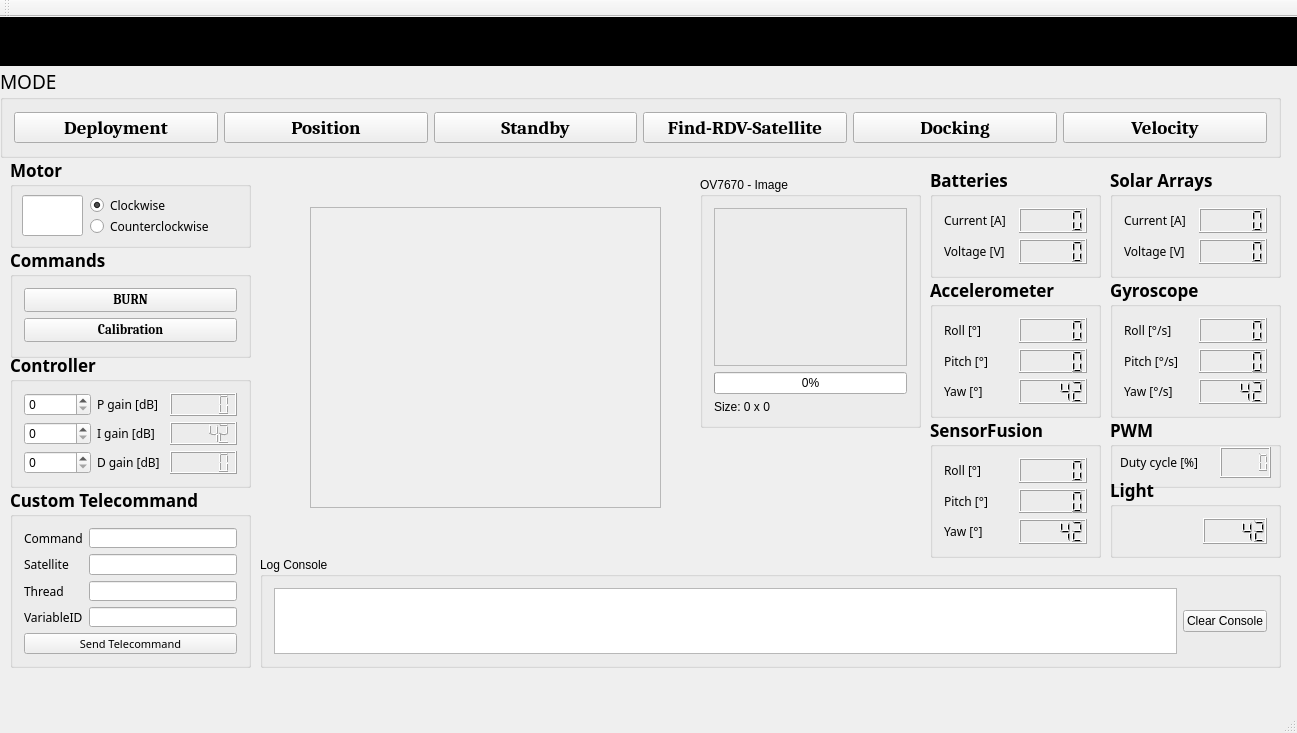
First picture: the form in groundstation.ui, repository Angele-/FloatSat_GroundStation, before the edit.
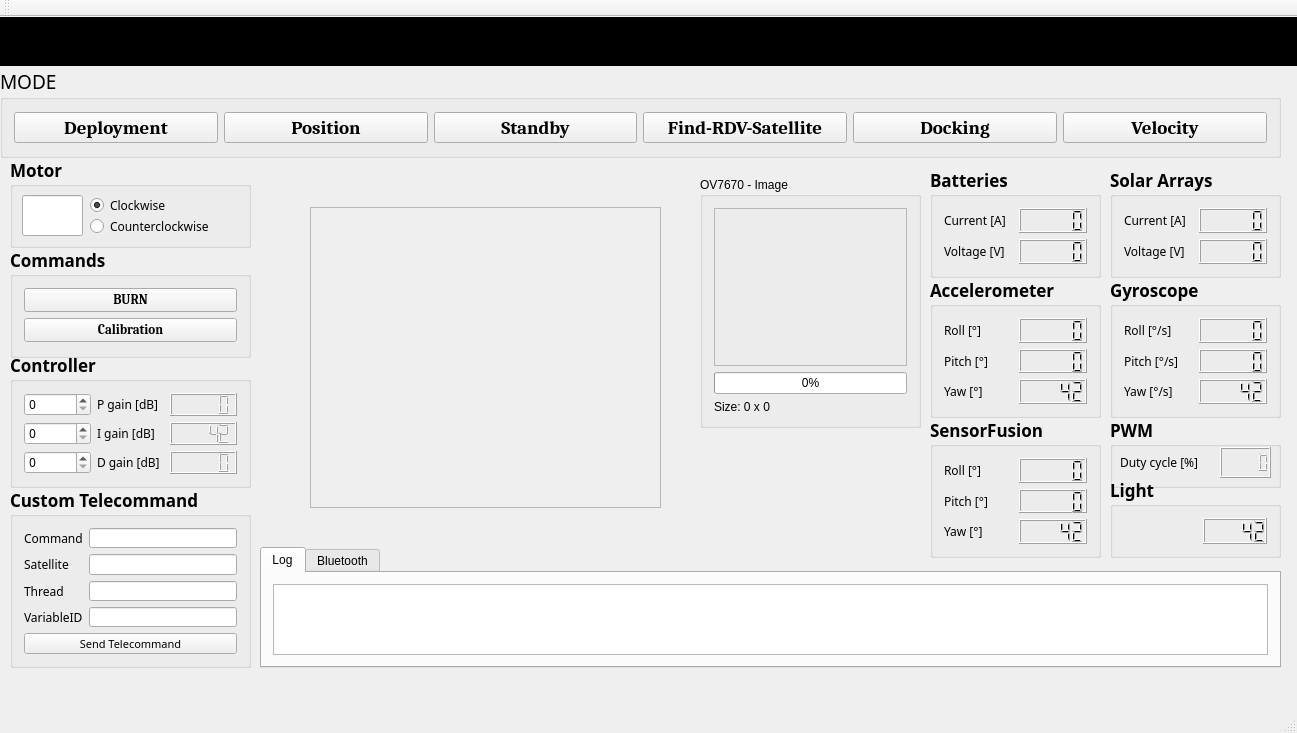
Second picture: the form after the edit. Custom widgets are drawn as their Qt base class.

Commit message: Put consoles into tabs; warning during compilations is a Qt thing

The edit to the form file:
```diff
--- a/groundstation.ui
+++ b/groundstation.ui
@@ -1060,35 +1060,6 @@
      </item>
     </layout>
    </widget>
-   <widget class="QGroupBox" name="groupBox">
-    <property name="geometry">
-     <rect>
-      <x>260</x>
-      <y>540</y>
-      <width>1021</width>
-      <height>111</height>
-     </rect>
-    </property>
-    <property name="title">
-     <string>Log Console</string>
-    </property>
-    <layout class="QHBoxLayout" name="horizontalLayout_2">
-     <item>
-      <widget class="QPlainTextEdit" name="logConsole">
-       <property name="readOnly">
-        <bool>true</bool>
-       </property>
-      </widget>
-     </item>
-     <item>
-      <widget class="QPushButton" name="logClearButton">
-       <property name="text">
-        <string>Clear Console</string>
-       </property>
-      </widget>
-     </item>
-    </layout>
-   </widget>
    <widget class="QGroupBox" name="groupBox_2">
     <property name="geometry">
      <rect>
@@ -1158,6 +1129,39 @@
      </item>
     </layout>
    </widget>
+   <widget class="QTabWidget" name="tabWidget">
+    <property name="geometry">
+     <rect>
+      <x>260</x>
+      <y>530</y>
+      <width>1021</width>
+      <height>121</height>
+     </rect>
+    </property>
+    <property name="currentIndex">
+     <number>0</number>
+    </property>
+    <widget class="QWidget" name="tab">
+     <attribute name="title">
+      <string>Log</string>
+     </attribute>
+     <layout class="QHBoxLayout" name="horizontalLayout">
+      <item>
+       <widget class="QPlainTextEdit" name="logConsole"/>
+      </item>
+     </layout>
+    </widget>
+    <widget class="QWidget" name="tab_2">
+     <attribute name="title">
+      <string>Bluetooth</string>
+     </attribute>
+     <layout class="QHBoxLayout" name="horizontalLayout_2">
+      <item>
+       <widget class="QPlainTextEdit" name="debugConsole"/>
+      </item>
+     </layout>
+    </widget>
+   </widget>
   </widget>
   <widget class="QMenuBar" name="menuBar">
    <property name="geometry">
```
Left out of the diff: 6 changed lines with no effect on the pictures. The commit also changes 2 other files.
